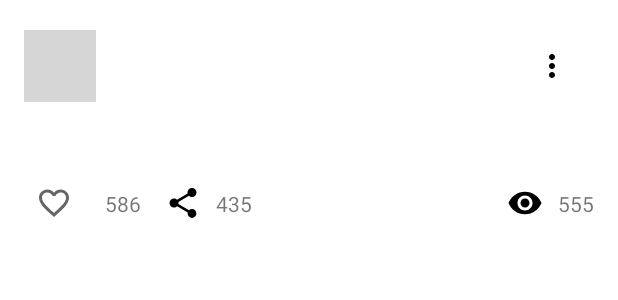
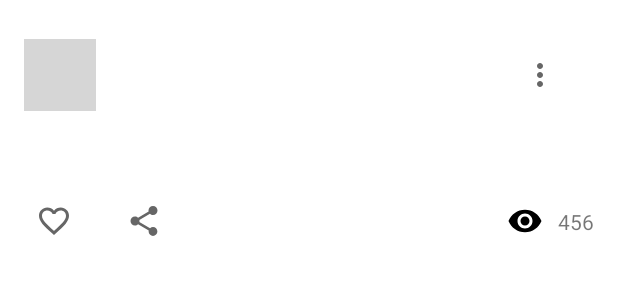
Before and after one commit to MaxiDezorro/NMediaFierstApp, an Android app: the layout card_post.xml on its own in the app's theme, with its tools: preview values and no code run, on a phone screen of 412 x 824 dp. Shown: the top 300 px of the screen. Run offline under Robolectric (Android 15) with nearby library versions, the phone set to English and light mode, and no system bars; grey boxes are pictures that could not be loaded.

Commit message:
home task 3.1 Material Design

```diff
--- a/app/src/main/java/ru/netology/nmedia/adapter/PostAdapter.kt
+++ b/app/src/main/java/ru/netology/nmedia/adapter/PostAdapter.kt
@@ -73,8 +73,8 @@ class PostViewHolder(
             content.text = post.content
             published.text = post.published
 
-            numberLikes.text = showHowManyIntToString(post.likes)
-            numberShare.text = showHowManyIntToString(post.countShare)
+//            numberLikes.text = showHowManyIntToString(post.likes)
+//            numberShare.text = showHowManyIntToString(post.countShare)
             numberViews.text = showHowManyIntToString(post.countViews)
 
 //            likes.setImageResource(  // likes теперь не imageButton
@@ -86,6 +86,7 @@ class PostViewHolder(
 //            )
             likes.isChecked = post.likeByMe
             likes.text = showHowManyIntToString(post.likes)
+            share.text = showHowManyIntToString(post.countShare)
 
             likes.setOnClickListener { onInteractionListener.onLike(post) }
             share.setOnClickListener { onInteractionListener.onShare(post) }
--- a/app/src/main/res/layout/card_post.xml
+++ b/app/src/main/res/layout/card_post.xml
@@ -42,14 +42,15 @@
         app:layout_constraintTop_toBottomOf="@id/author"
         tools:text="@sample/posts.json/data/published" />
 
-    <ImageButton
+    <com.google.android.material.button.MaterialButton
         android:id="@+id/menu"
+        style="@style/Widget.AppThem.MenuButton"
         android:layout_width="wrap_content"
         android:layout_height="wrap_content"
         android:background="@android:color/transparent"
         android:contentDescription="@string/description_menu_button"
         android:padding="@dimen/indent_16dp"
-        android:src="@drawable/ic_baseline_more_vert_24"
+        app:icon="@drawable/ic_baseline_more_vert_24"
         app:layout_constraintEnd_toEndOf="parent"
         app:layout_constraintTop_toTopOf="parent" />
 
@@ -104,42 +105,25 @@
         android:layout_height="wrap_content"
         android:background="@android:color/transparent"
         android:checkable="true"
-        android:contentDescription="@string/description_number_likes"
+        android:contentDescription="@string/description_likes_button"
         app:icon="@drawable/ic_like_24dp"
         app:layout_constraintBottom_toBottomOf="@id/eye"
         app:layout_constraintStart_toStartOf="parent"
         app:layout_constraintTop_toTopOf="@id/eye" />
 
-    <TextView
-        android:id="@+id/numberLikes"
-        android:layout_width="wrap_content"
-        android:layout_height="wrap_content"
-        android:layout_marginStart="10dp"
-        app:layout_constraintBottom_toBottomOf="@id/likes"
-        app:layout_constraintStart_toEndOf="@id/likes"
-        app:layout_constraintTop_toTopOf="@id/likes"
-        tools:text="@string/count_likes" />
 
-    <ImageView
+    <com.google.android.material.button.MaterialButton
         android:id="@+id/share"
+        style="@style/Widget.AppThem.ShareButton"
         android:layout_width="wrap_content"
         android:layout_height="wrap_content"
         android:layout_marginStart="@dimen/indent_16dp"
-        android:contentDescription="@string/description_number_share"
-        android:src="@drawable/ic_baseline_share_24"
+        android:background="@android:color/transparent"
+        android:contentDescription="@string/description_share_button"
+        app:icon="@drawable/ic_baseline_share_24"
         app:layout_constraintBottom_toBottomOf="@id/eye"
-        app:layout_constraintStart_toEndOf="@id/numberLikes"
+        app:layout_constraintStart_toEndOf="@id/likes"
         app:layout_constraintTop_toTopOf="@id/eye" />
-
-    <TextView
-        android:id="@+id/numberShare"
-        android:layout_width="wrap_content"
-        android:layout_height="wrap_content"
-        android:layout_marginStart="10dp"
-        app:layout_constraintBottom_toBottomOf="@id/share"
-        app:layout_constraintStart_toEndOf="@id/share"
-        app:layout_constraintTop_toTopOf="@id/share"
-        tools:text="@string/count_share" />
 
 
 </androidx.constraintlayout.widget.ConstraintLayout>
--- a/app/src/main/res/menu/menu_post.xml
+++ b/app/src/main/res/menu/menu_post.xml
@@ -3,7 +3,8 @@
     <item
         android:id="@+id/remove"
         android:contentDescription="@string/description_remove_button"
-        android:title="@string/menu_remove"/>
+        android:title="@string/menu_remove"
+        />
     <item
         android:id="@+id/edit"
         android:contentDescription="@string/description_edit_button"
--- a/app/src/main/res/values/strings.xml
+++ b/app/src/main/res/values/strings.xml
@@ -3,12 +3,9 @@
     <string name="nmedia">NMedia!</string>
     <string name="description_post_author_avatar">author avatar</string>
     <string name="description_menu_button">menu button</string>
-    <string name="description_number_views">count sign</string>
-    <string name="count_views" translatable="false">555</string>
-    <string name="description_number_likes">count likes</string>
-    <string name="count_likes" translatable="false">586</string>
-    <string name="description_number_share">count share</string>
-    <string name="count_share" translatable="false">435</string>
+    <string name="description_number_views">number of views</string>
+    <string name="description_likes_button">likes button</string>
+    <string name="description_share_button">share button</string>
     <string name="menu_remove">Remove</string>
     <string name="description_remove_button">remove button</string>
     <string name="post_text">Post text</string>
@@ -19,4 +16,5 @@
     <string name="image_edit" >image edit</string>
     <string name="close_edit">button close edit</string>
     <string name="edit_message">Edit message</string>
+    <string name="count_views" translatable="false">456</string>
 </resources>
--- a/app/src/main/res/values/styles.xml
+++ b/app/src/main/res/values/styles.xml
@@ -8,5 +8,19 @@
     <style name="Widget.AppThem.LikeButton" parent="Widget.MaterialComponents.Button.TextButton.Icon">
         <item name="iconTint">@color/like_checkbox_tint</item>
         <item name="android:minWidth">0dp</item>
+        <item name="android:textColor">?attr/colorControlNormal</item>
     </style>
+
+    <style name="Widget.AppThem.ShareButton" parent="Widget.MaterialComponents.Button.TextButton.Icon">
+        <item name="android:minWidth">0dp</item>
+        <item name="iconTint">?attr/colorControlNormal</item>
+        <item name="android:textColor">?attr/colorControlNormal</item>
+    </style>
+
+    <style name="Widget.AppThem.MenuButton" parent="Widget.MaterialComponents.Button">
+        <item name="android:minWidth">0dp</item>
+        <item name="iconTint">?attr/colorControlNormal</item>
+        <item name="android:textColor">?attr/colorControlNormal</item>
+    </style>
+
 </resources>
```
Also changed, not shown: 1 other file.
